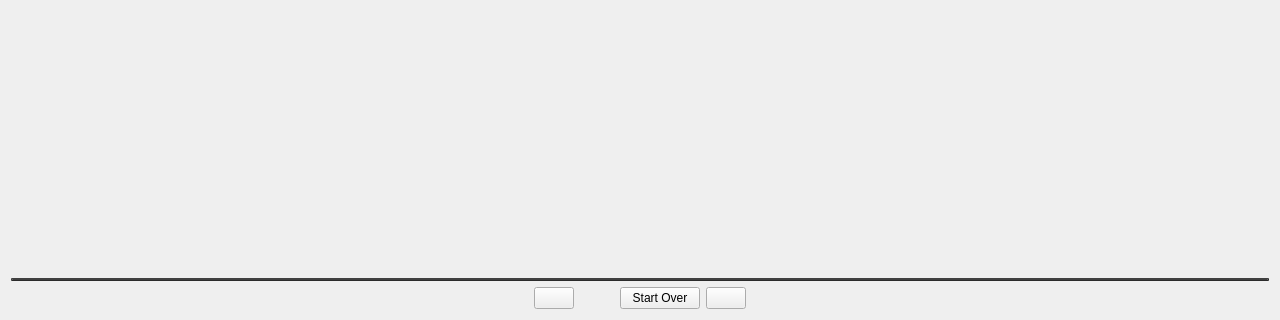
This is ImageWizard/imagewizard.ui in coltoncandy/Image-Generator-Wizard as Qt 5 draws it before an edit; both pictures show x 0 to 1280 and y 400 to 720 of the 1280 by 720 pixel window. The edited form follows.
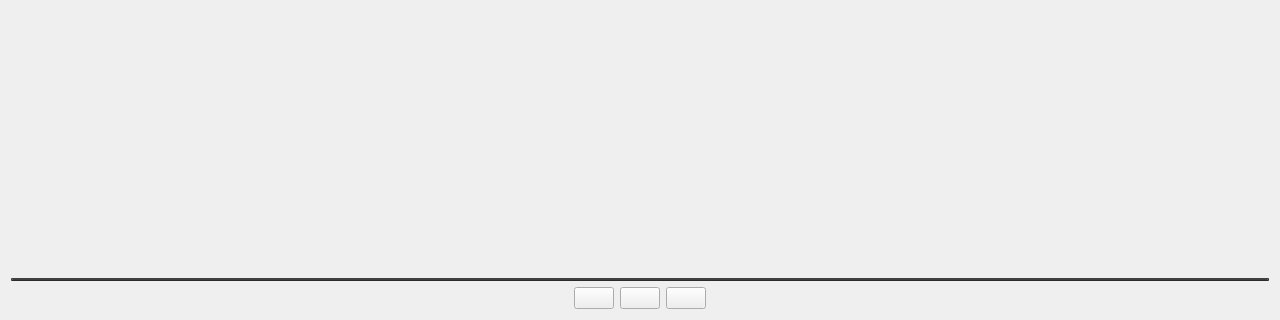
This is the edited form.

Commit message: Added styling to restart button in image wizard

```diff
--- a/ImageWizard/imagewizard.ui
+++ b/ImageWizard/imagewizard.ui
@@ -76,26 +76,10 @@
        </property>
       </widget>
      </item>
-     <item>
-      <spacer name="horizontalSpacer_3">
-       <property name="orientation">
-        <enum>Qt::Horizontal</enum>
-       </property>
-       <property name="sizeType">
-        <enum>QSizePolicy::Fixed</enum>
-       </property>
-       <property name="sizeHint" stdset="0">
-        <size>
-         <width>40</width>
-         <height>20</height>
-        </size>
-       </property>
-      </spacer>
-     </item>
      <item>
       <widget class="QPushButton" name="restartButton">
        <property name="text">
-        <string>Start Over</string>
+        <string/>
        </property>
       </widget>
      </item>
```
The commit also changes 1 other file.
